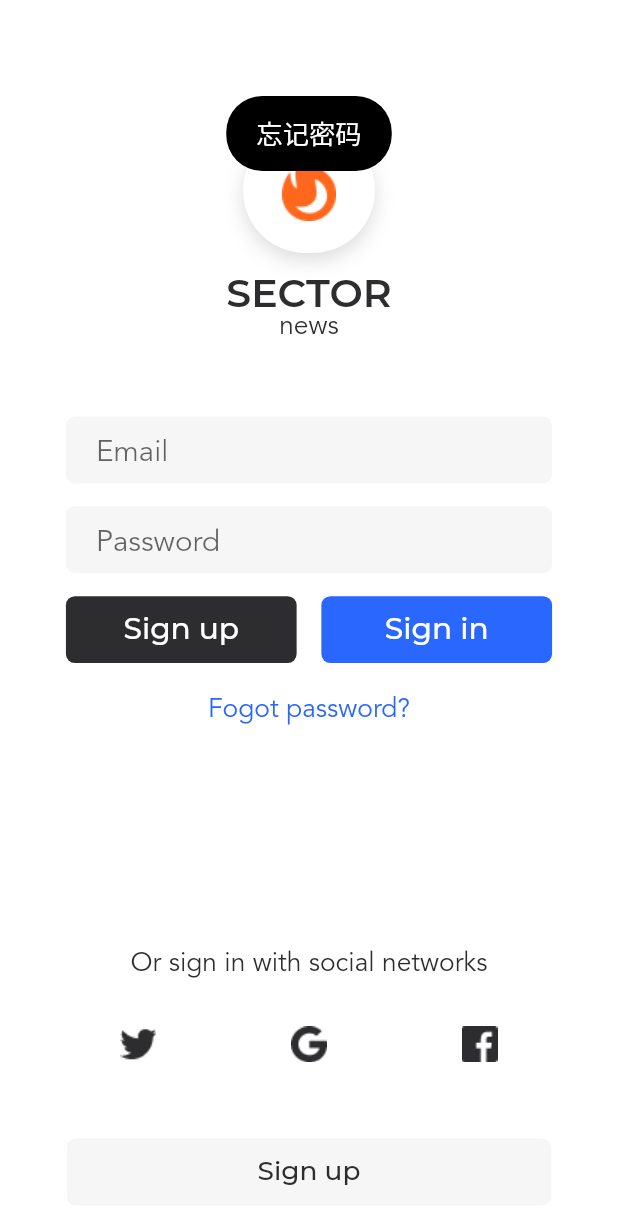
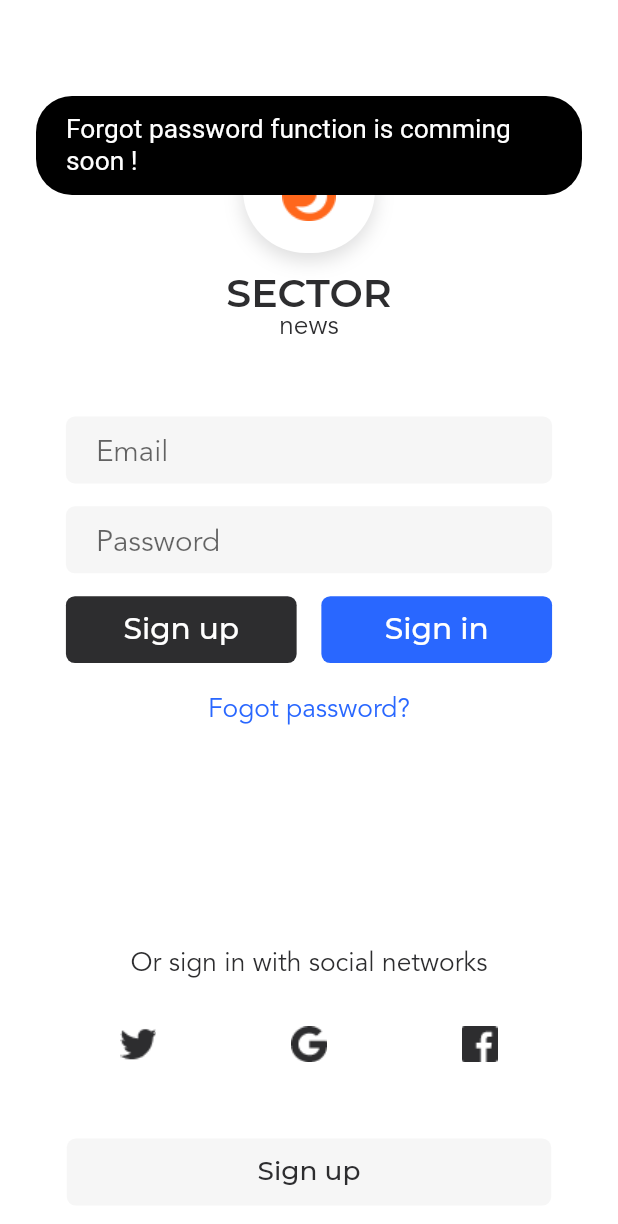
Before and after one commit to Mike6x/flutter_getx_pattern, a Flutter app: the screen it shows after launch, after a tap on "Fogot password?", on a phone screen of 412 x 824 dp. Shown: the top 1224 px of the screen. Run offline on Flutter 3.47's test engine with Material 2 defaults, Android fonts, the phone set to English and light mode, and no system bars; drawn by our look-alikes of pull_to_refresh; our stand-ins replace cached_network_image, cookie_jar, dio, dio_cookie_manager, flutter_easyloading, flutter_screenutil and 5 more; network calls fail.

Commit message:
update plugin

```diff
--- a/lib/common/store/config.dart
+++ b/lib/common/store/config.dart
@@ -2,7 +2,8 @@ import 'package:flutter/material.dart';
 import 'package:flutter_ducafecat_news_getx/common/services/services.dart';
 import 'package:flutter_ducafecat_news_getx/common/values/values.dart';
 import 'package:get/get.dart';
-import 'package:package_info/package_info.dart';
+//import 'package:package_info/package_info.dart';
+import 'package:package_info_plus/package_info_plus.dart';
 
 class ConfigStore extends GetxController {
   static ConfigStore get to => Get.find();
--- a/lib/pages/frame/sign_in/controller.dart
+++ b/lib/pages/frame/sign_in/controller.dart
@@ -29,7 +29,7 @@ class SignInController extends GetxController {
 
   // 忘记密码
   handleFogotPassword() {
-    toastInfo(msg: '忘记密码');
+    toastInfo(msg: 'Forgot password function is comming soon !');
   }
 
   // 执行登录操作
```
Also changed, not shown: lib/pages/category/controller.dart (+9 -8 lines), lib/pages/category/view.dart (+12 -0 lines), pubspec.yaml (+5 -5 lines), pubspec.lock.
